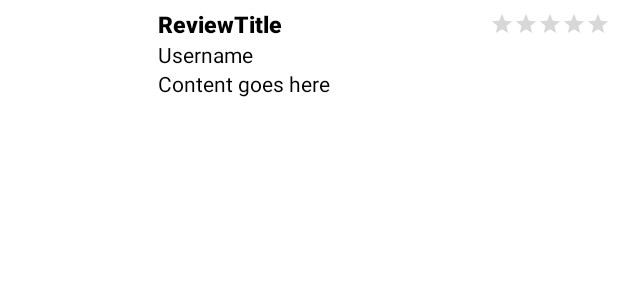
After one commit to sonalvrshny/Rate-In, an Android app: the layout feed_card_row.xml on its own in the app's theme, with its tools: preview values and no code run, on a phone screen of 412 x 824 dp. The commit adds this screen. Shown: the top 300 px of the screen. Run offline under Robolectric (Android 15) with nearby library versions, the phone set to English and light mode, and no system bars.

Commit message:
created each review UI in feed activity

```diff
--- a/app/src/main/res/layout/activity_feed.xml
+++ b/app/src/main/res/layout/activity_feed.xml
@@ -50,8 +50,8 @@
         android:layout_height="wrap_content"
         android:layout_alignParentEnd="true"
         android:layout_alignParentBottom="true"
+        android:layout_marginEnd="10dp"
         android:layout_marginBottom="10dp"
-        android:layout_marginEnd="10dp"
         android:clickable="true"
         app:backgroundTint="#FFFFFF"
         app:srcCompat="@android:drawable/ic_input_add"
--- /dev/null
+++ b/app/src/main/res/layout/feed_card_row.xml
@@ -0,0 +1,68 @@
+<?xml version="1.0" encoding="utf-8"?>
+<RelativeLayout xmlns:android="http://schemas.android.com/apk/res/android"
+    android:layout_width="match_parent"
+    android:layout_height="wrap_content"
+    android:layout_margin="5dp">
+
+    <LinearLayout
+        android:layout_width="match_parent"
+        android:layout_height="wrap_content"
+        android:orientation="horizontal">
+
+        <ImageView
+            android:layout_width="100dp"
+            android:layout_height="100dp" />
+
+        <LinearLayout
+            android:layout_width="match_parent"
+            android:layout_height="wrap_content"
+            android:orientation="vertical">
+
+            <LinearLayout
+                android:layout_width="match_parent"
+                android:layout_height="wrap_content"
+                android:orientation="horizontal">
+
+                <TextView
+                    android:id="@+id/review_title"
+                    android:layout_width="wrap_content"
+                    android:layout_height="wrap_content"
+                    android:layout_gravity="top"
+                    android:fontFamily="sans-serif-black"
+                    android:text="ReviewTitle"
+                    android:textColor="@color/black"
+                    android:textSize="15dp" />
+
+                <View
+                    android:layout_width="0dp"
+                    android:layout_height="0dp"
+                    android:layout_weight="1" />
+
+                <RatingBar
+                    style="?android:attr/ratingBarStyleSmall"
+                    android:layout_width="wrap_content"
+                    android:layout_height="wrap_content"
+                    android:layout_gravity="center"
+                    android:isIndicator="true"
+                    android:stepSize="0.5" />
+            </LinearLayout>
+
+            <TextView
+                android:id="@+id/review_user"
+                android:layout_width="wrap_content"
+                android:layout_height="wrap_content"
+                android:fontFamily="sans-serif"
+                android:text="Username"
+                android:textColor="@color/black" />
+
+            <TextView
+                android:id="@+id/review_content"
+                android:layout_width="wrap_content"
+                android:layout_height="wrap_content"
+                android:fontFamily="sans-serif"
+                android:text="Content goes here"
+                android:textColor="@color/black" />
+        </LinearLayout>
+    </LinearLayout>
+
+</RelativeLayout>
```
